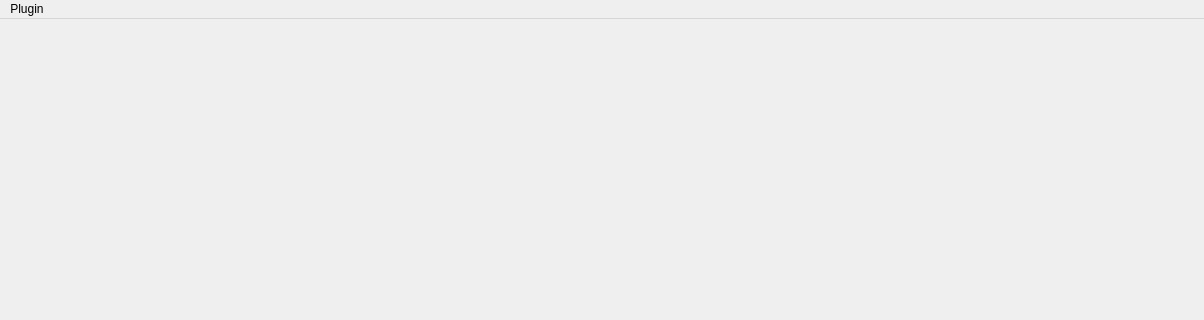
Qt form src/Plugins/MainWindow/mainwindow.ui (safri-framework/safri-player) before a commit; both pictures show x 0 to 1204 and y 0 to 320 of the 1204 by 600 pixel window.
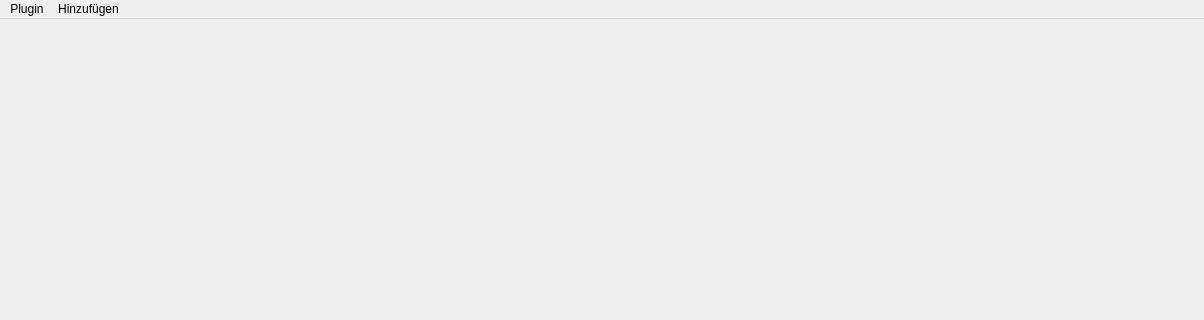
The same form after that commit.

```diff
--- a/src/Plugins/MainWindow/mainwindow.ui
+++ b/src/Plugins/MainWindow/mainwindow.ui
@@ -269,7 +269,14 @@
     </property>
     <addaction name="actionPlugins_show"/>
    </widget>
+   <widget class="QMenu" name="menuHinzuf_gen">
+    <property name="title">
+     <string>Hinzufügen</string>
+    </property>
+    <addaction name="actionAdd_folder"/>
+   </widget>
    <addaction name="menuPlugin"/>
+   <addaction name="menuHinzuf_gen"/>
   </widget>
   <action name="actionPlugins_show">
    <property name="text">
```
Left out of the diff: 5 changed lines with no effect on the pictures.
